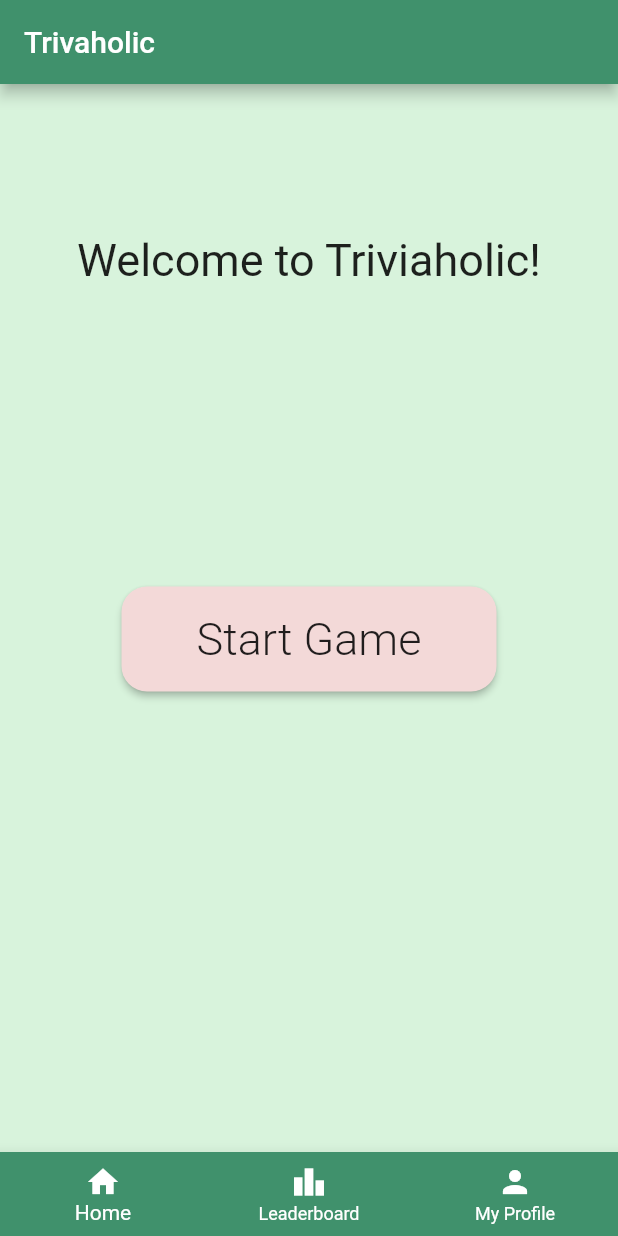
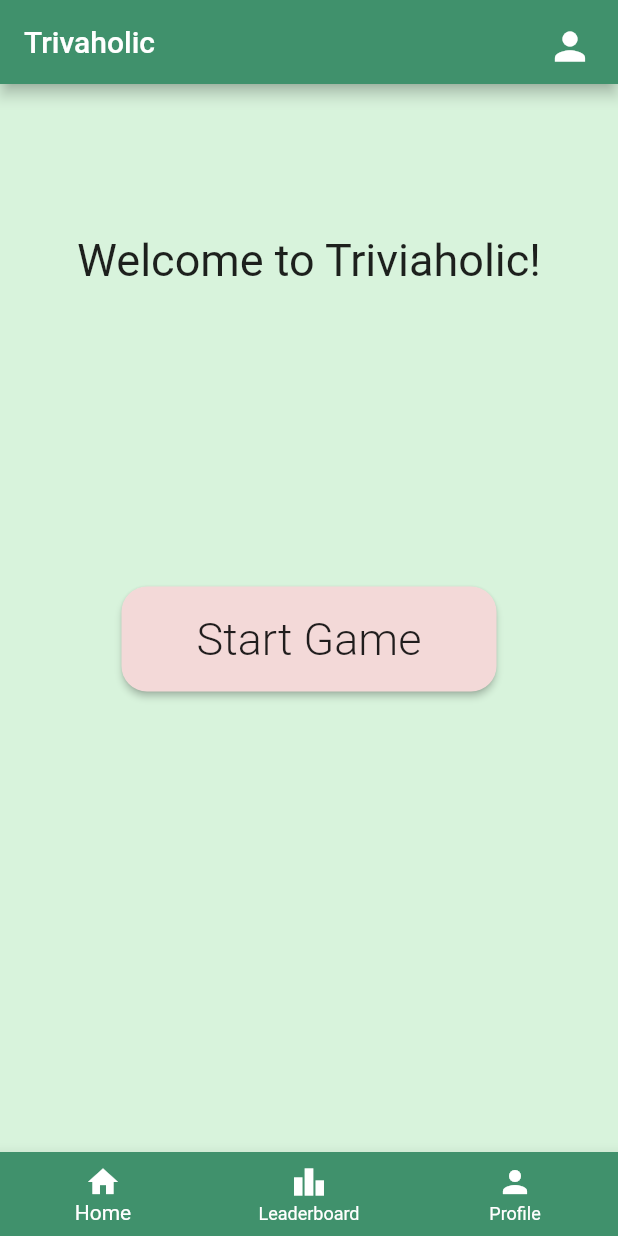
Before and after one commit to gu-tig169/Grupp5, a Flutter app: the screen it shows after launch, on a phone screen of 412 x 824 dp. Run offline on Flutter 3.47's test engine with Material 2 defaults, Android fonts, the phone set to English and light mode, and no system bars.

Commit message:
added a navbar class

```diff
--- a/lib/main.dart
+++ b/lib/main.dart
@@ -8,6 +8,6 @@ void main() {
 class MyApp extends StatelessWidget {
   @override
   Widget build(BuildContext context) {
-    return MaterialApp(home: HomeScreen());
+    return MaterialApp(home: StartGameView());
   }
 }
--- /dev/null
+++ b/lib/view/createprofile_view.dart
@@ -0,0 +1,15 @@
+import 'package:flutter/cupertino.dart';
+import 'package:flutter/material.dart';
+import 'package:triviaholic/assets/CustomColors.dart';
+
+class CreateProfileView extends StatelessWidget {
+  @override
+  Widget build(BuildContext context) {
+    return Scaffold(
+      appBar: AppBar(
+        backgroundColor: illuminatingEmerald,
+        title: Text('New Profile'),
+      ),
+    );
+  }
+}
--- a/lib/view/startgame_view.dart
+++ b/lib/view/startgame_view.dart
@@ -1,9 +1,9 @@
 import 'dart:ui';
-
 import 'package:flutter/material.dart';
 import 'package:triviaholic/assets/CustomColors.dart';
+import 'package:triviaholic/view/widgets/navbar.dart';
 
-class HomeScreen extends StatelessWidget {
+class StartGameView extends StatelessWidget {
   @override
   Widget build(BuildContext context) {
     return Scaffold(
@@ -11,6 +11,18 @@ class HomeScreen extends StatelessWidget {
       appBar: AppBar(
         backgroundColor: illuminatingEmerald,
         title: Text('Trivaholic'),
+        actions: [
+          Padding(
+            padding: const EdgeInsets.all(8.0),
+            child: IconButton(
+              icon: Icon(
+                Icons.person,
+                size: 30,
+              ),
+              onPressed: () {},
+            ),
+          ),
+        ],
       ),
       body: Column(
         children: [
@@ -18,7 +30,7 @@ class HomeScreen extends StatelessWidget {
           startgameButton(),
         ],
       ),
-      bottomNavigationBar: bottomNavBar(),
+      bottomNavigationBar: BottomNavBar(),
     );
   }
 
@@ -52,33 +64,4 @@ class HomeScreen extends StatelessWidget {
       ),
     );
   }
-
-  Widget bottomNavBar() {
-    return Container(
-      margin: EdgeInsets.only(bottom: 0),
-      child: BottomNavigationBar(
-        type: BottomNavigationBarType.fixed,
-        items: [
-          BottomNavigationBarItem(
-            label: 'Home',
-            icon: Icon(
-              Icons.home,
-              color: Colors.white,
-            ),
-          ),
-          BottomNavigationBarItem(
-            label: 'Leaderboard',
-            icon: Icon(Icons.leaderboard),
-          ),
-          BottomNavigationBarItem(
-            label: 'My Profile',
-            icon: Icon(Icons.person),
-          ),
-        ],
-        backgroundColor: illuminatingEmerald,
-        selectedItemColor: Colors.white,
-        unselectedItemColor: Colors.white,
-      ),
-    );
-  }
 }
--- /dev/null
+++ b/lib/view/widgets/navbar.dart
@@ -0,0 +1,35 @@
+import 'package:flutter/cupertino.dart';
+import 'package:flutter/material.dart';
+import 'package:triviaholic/assets/CustomColors.dart';
+
+class BottomNavBar extends StatelessWidget {
+  @override
+  Widget build(BuildContext context) {
+    return Container(
+      margin: EdgeInsets.only(bottom: 0),
+      child: BottomNavigationBar(
+        type: BottomNavigationBarType.fixed,
+        items: [
+          BottomNavigationBarItem(
+            label: 'Home',
+            icon: Icon(
+              Icons.home,
+              color: Colors.white,
+            ),
+          ),
+          BottomNavigationBarItem(
+            label: 'Leaderboard',
+            icon: Icon(Icons.leaderboard),
+          ),
+          BottomNavigationBarItem(
+            label: 'Profile',
+            icon: Icon(Icons.person),
+          ),
+        ],
+        backgroundColor: illuminatingEmerald,
+        selectedItemColor: Colors.white,
+        unselectedItemColor: Colors.white,
+      ),
+    );
+  }
+}
```
